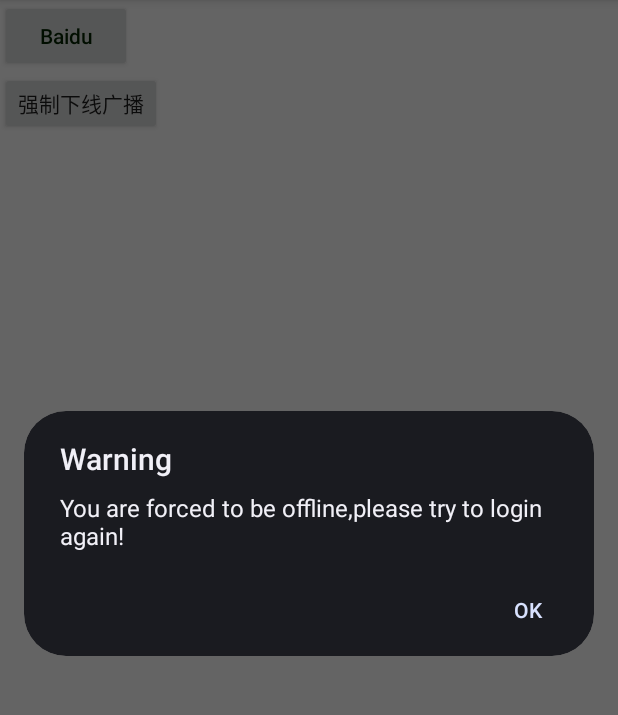
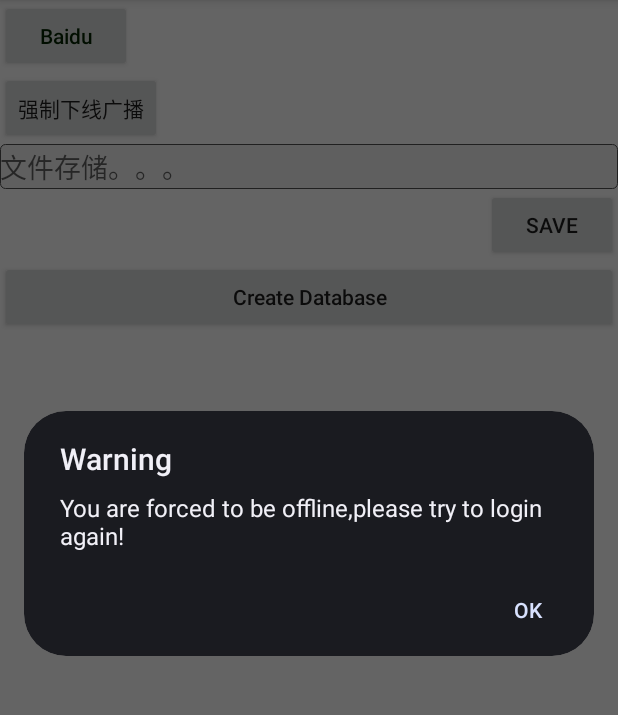
Before and after one commit to jarjarxu/AndroidLearing.github.io, an Android app: the MainActivity screen opened directly, with no data from a screen before it, after a tap on "强制下线广播", on a phone screen of 412 x 824 dp, the part 84-799 px from its top. Run offline under Robolectric (Android 15) with nearby library versions, the phone set to English and light mode, and no system bars.

Commit message:
添加记住密码勾选框、创建数据库按钮

```diff
--- a/app/src/main/java/com/example/webviewtext/BasicActivity.java
+++ b/app/src/main/java/com/example/webviewtext/BasicActivity.java
@@ -24,7 +24,7 @@ public class BasicActivity extends AppCompatActivity {
     protected void onResume(){
         super.onResume();
         IntentFilter intentFilter=new IntentFilter();
-        intentFilter.addAction("com.example.webviewtext.FORCE_OFFINE");
+        intentFilter.addAction("com.example.webviewtext.FORCE_OFFINE");   //接收到强制下线广播后弹出一个对话框强制下线
         receiver=new ForceOffineReceiver();
         registerReceiver(receiver,intentFilter);
     }
@@ -52,7 +52,7 @@ public class BasicActivity extends AppCompatActivity {
                 @Override
                 public void onClick(DialogInterface dialog, int i) {
                     AvtivityCollector.finishAll();
-                    Intent intent =new Intent(context,LoginActivity2.class);
+                    Intent intent =new Intent(context,LoginActivity2.class);    //点击OK返回登录页面
                     context.startActivity(intent);
                 }
             });
--- a/app/src/main/java/com/example/webviewtext/MainActivity.java
+++ b/app/src/main/java/com/example/webviewtext/MainActivity.java
@@ -1,7 +1,9 @@
 package com.example.webviewtext;
 
+import android.content.Context;
 import android.content.Intent;
 import android.os.Bundle;
+import android.text.TextUtils;
 import android.view.Menu;
 import android.view.MenuItem;
 import android.view.View;
@@ -9,14 +11,29 @@ import android.widget.Button;
 import android.widget.EditText;
 import android.widget.Toast;
 
+import java.io.BufferedReader;
+import java.io.BufferedWriter;
+import java.io.FileInputStream;
+import java.io.FileOutputStream;
+import java.io.IOException;
+import java.io.InputStreamReader;
+import java.io.OutputStreamWriter;
+
 public class MainActivity extends BasicActivity {
-    Button bn,bn2;
+    private MyDatabase myDatabase;
+    Button bn,bn2,bn3,bn4;
+    EditText input;
 //    private EditText edit_account,edit_password;
 //    private Button login;
     protected void onCreate(Bundle savedInstanceState){
         super.onCreate(savedInstanceState);
         setContentView(R.layout.activity_main);
+        myDatabase=new MyDatabase(this,"BookStore.db",null,2);
         bn=findViewById(R.id.button);
+        bn2=findViewById(R.id.button2);
+        bn3=findViewById(R.id.button3);
+        bn4=findViewById(R.id.button4);
+        input=findViewById(R.id.input_text);
         bn.setOnClickListener(new View.OnClickListener(){
             @Override
             public void onClick(View view){
@@ -26,12 +43,33 @@ public class MainActivity extends BasicActivity {
                 SecondActivity.actionStart(MainActivity.this,"1111","2222");
             }
         });
-        bn2=findViewById(R.id.button2);
         bn2.setOnClickListener(new View.OnClickListener(){
             @Override
             public void onClick(View v){
+                //发送一条强制下线广播
                 Intent intent=new Intent("com.example.webviewtext.FORCE_OFFINE");
                 sendBroadcast(intent);
+            }
+        });
+        String str=load();
+        if(TextUtils.isEmpty(str)){
+            input.setText(str);
+            input.setSelection(str.length());
+            Toast.makeText(this,"Empty!!",Toast.LENGTH_SHORT).show();
+        }else{
+            Toast.makeText(this,str,Toast.LENGTH_SHORT).show();
+        }
+        bn3.setOnClickListener(new View.OnClickListener() {
+            @Override
+            public void onClick(View view) {
+               onDestroy();
+            }
+        });
+        //创建数据库
+        bn4.setOnClickListener(new View.OnClickListener(){
+            @Override
+            public void onClick(View view){
+                myDatabase.getWritableDatabase();
             }
         });
     }
@@ -51,4 +89,56 @@ public class MainActivity extends BasicActivity {
         }
         return true;
         }
+        //保存editText输入的内容，点击保存后重新登录后用toast输出
+    protected void onDestroy(){
+        String text=input.getText().toString();
+        save(text);
+        Toast.makeText(MainActivity.this,"Save successed!",Toast.LENGTH_SHORT).show();
+        super.onDestroy();
+    }
+    //用文件流保存editText输入内容
+    public void save(String inputText){
+        FileOutputStream out=null;
+        BufferedWriter writer=null;
+        try{
+            out=openFileOutput("data", Context.MODE_PRIVATE);
+            writer=new BufferedWriter(new OutputStreamWriter(out));
+            writer.write(inputText);
+        }catch (IOException e){
+            e.printStackTrace();
+        }finally {
+            try{
+                if(writer != null){
+                    writer.close();
+                }
+            }catch (IOException e){
+                e.printStackTrace();
+            }
+        }
+    }
+    //读出保存内容
+    public String load(){
+        FileInputStream inputStream=null;
+        BufferedReader reader=null;
+        StringBuilder content=new StringBuilder();
+        try{
+            inputStream =openFileInput("data");
+            reader =new BufferedReader(new InputStreamReader(inputStream));
+            String line="";
+            while((line=reader.readLine())!=null){
+                content.append(line);
+            }
+        }catch (IOException e){
+            e.printStackTrace();
+        }finally {
+            if(reader != null){
+                try {
+                    reader.close();
+                }catch (IOException e){
+                    e.printStackTrace();
+                }
+            }
+        }
+        return content.toString();
+    }
 }
--- /dev/null
+++ b/app/src/main/java/com/example/webviewtext/MyDatabase.java
@@ -0,0 +1,38 @@
+//新建数据MyDatabase类，创建BookStore数据库，新建Book、category表
+
+package com.example.webviewtext;
+
+import android.content.Context;
+import android.database.sqlite.SQLiteDatabase;
+import android.database.sqlite.SQLiteOpenHelper;
+import android.widget.Toast;
+
+public class MyDatabase extends SQLiteOpenHelper {
+    public static final String CREATE_BOOK="create table Book("
+            +"id Integer primary key autoincrement,"
+            +"author text,"
+            +"price real,"
+            +"pages integer,"
+            +"name text)";
+    public static final String CREATE_CATEGORY="create table Category("
+            +"id Integer primary key autoincrement,"
+            +"category_name text,"
+            +"category_code integer)";
+    private Context mContext;
+    public MyDatabase(Context context,String name,SQLiteDatabase.CursorFactory factory,int version){
+        super(context,name,factory,version);
+        mContext=context;
+    }
+    @Override
+    public void onCreate(SQLiteDatabase db){
+        db.execSQL(CREATE_BOOK);
+        db.execSQL(CREATE_CATEGORY);
+        Toast.makeText(mContext,"Create successed！",Toast.LENGTH_SHORT).show();
+    }
+    @Override
+    public void onUpgrade(SQLiteDatabase db,int oldVersion,int newVersion){
+        db.execSQL("drop table if exists Book");
+        db.execSQL("drop table if exists Category");
+        onCreate(db);
+    }
+}
--- a/app/src/main/res/layout/activity_login2.xml
+++ b/app/src/main/res/layout/activity_login2.xml
@@ -51,6 +51,12 @@
             android:maxLines="1" />
     </LinearLayout>
 
+    <CheckBox
+        android:id="@+id/remember_pass"
+        android:layout_width="wrap_content"
+        android:layout_height="wrap_content"
+        android:text="Remember the password" />
+
     <Button
         android:id="@+id/login"
         android:layout_width="wrap_content"
--- a/app/src/main/res/layout/activity_main.xml
+++ b/app/src/main/res/layout/activity_main.xml
@@ -9,7 +9,7 @@
 
 <LinearLayout
     android:layout_width="match_parent"
-    android:layout_height="90dp"
+    android:layout_height="wrap_content"
     android:orientation="vertical">
     <Button
         android:id="@+id/button"
@@ -24,5 +24,29 @@
         android:layout_width="wrap_content"
         android:layout_height="wrap_content"
         android:text="强制下线广播" />
+    <EditText
+        android:id="@+id/input_text"
+        android:layout_width="match_parent"
+        android:layout_height="30dp"
+        android:layout_gravity="center"
+        android:layout_weight="1"
+        android:background="@drawable/edit_bg"
+        android:maxLines="1"
+        android:hint="文件存储。。。"/>
+
 </LinearLayout>
+
+    <Button
+        android:id="@+id/button3"
+        android:layout_width="wrap_content"
+        android:layout_height="wrap_content"
+        android:layout_gravity="right"
+        android:text="Save" />
+
+    <Button
+        android:id="@+id/button4"
+        android:layout_width="match_parent"
+        android:layout_height="wrap_content"
+        android:text="Create Database"
+        android:textAllCaps="false"/>
 </LinearLayout>
```
Also changed, not shown: app/src/main/java/com/example/webviewtext/LoginActivity2.java (+29 -0 lines).
